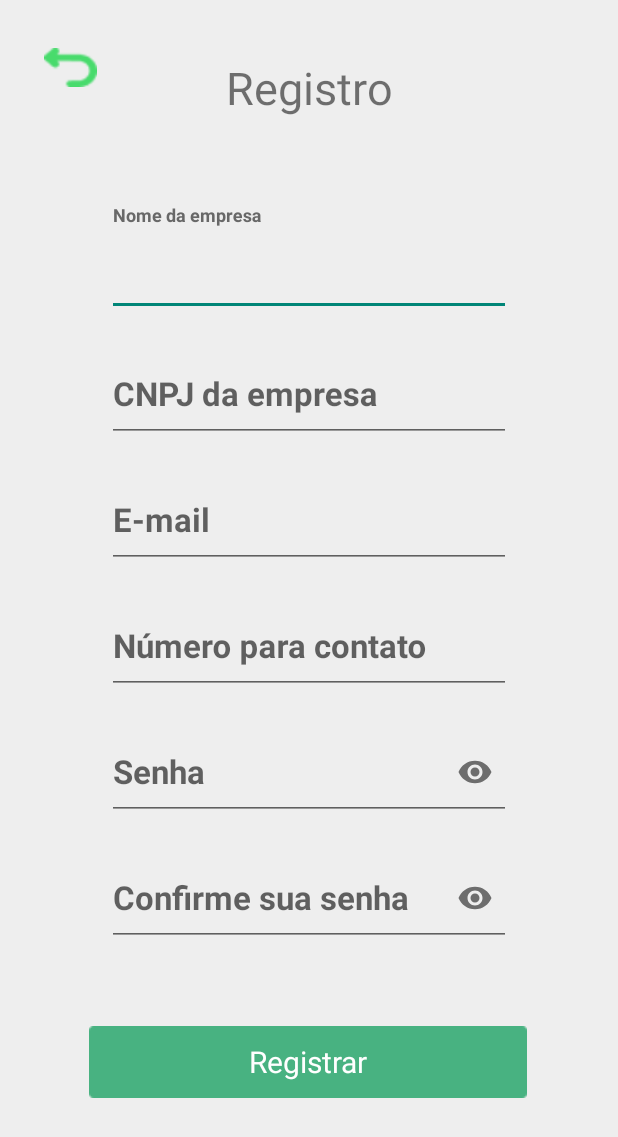
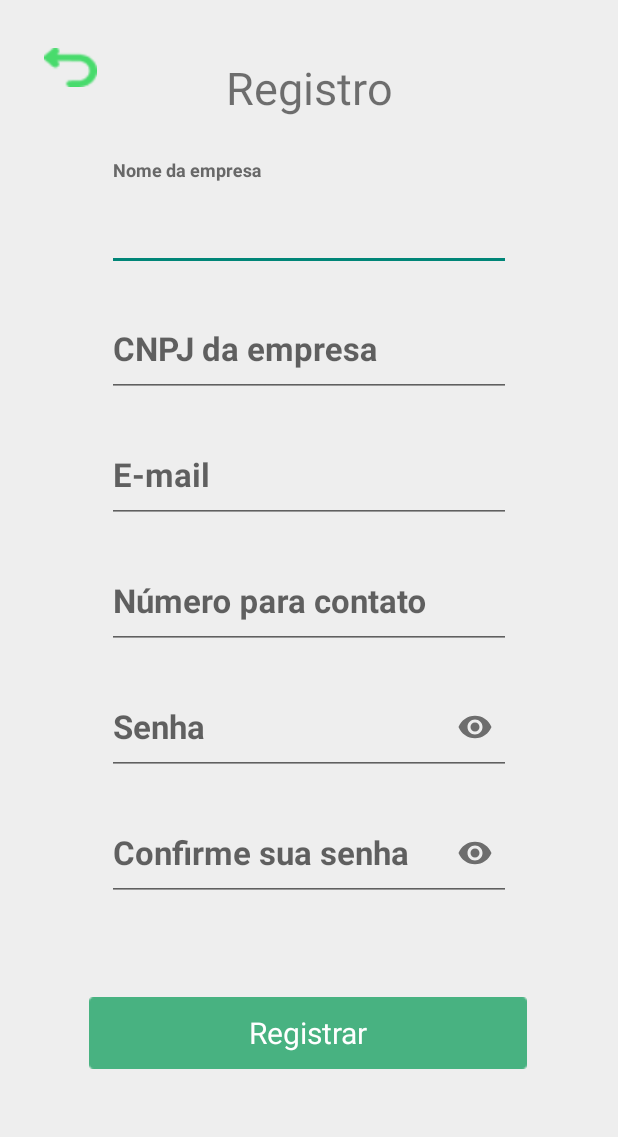
Before and after one commit to Recoope/Mobile, an Android app: the Register screen opened directly, with no data from a screen before it, on a phone screen of 412 x 824 dp. Shown: the top 1137 px of the screen. Run offline under Robolectric (Android 15) with nearby library versions, the phone set to English and light mode, and no system bars; Roboto replaces fonts that are not available here.

Commit message:
[main/fix]: Fluxo Login

```diff
--- a/app/src/main/res/layout/activity_register.xml
+++ b/app/src/main/res/layout/activity_register.xml
@@ -39,12 +39,12 @@
         android:id="@+id/companyNameLayout"
         android:layout_width="269dp"
         android:layout_height="wrap_content"
-        android:layout_marginTop="58dp"
+        android:layout_marginTop="28dp"
+        app:boxStrokeColor="@color/box_stroke_color"
+        app:hintTextColor="@color/hint_color"
         app:layout_constraintEnd_toEndOf="parent"
         app:layout_constraintStart_toStartOf="parent"
-        app:layout_constraintTop_toBottomOf="@id/textView2"
-        app:boxStrokeColor="@color/box_stroke_color"
-        app:hintTextColor="@color/hint_color">
+        app:layout_constraintTop_toBottomOf="@id/textView2">
 
 
         <com.google.android.material.textfield.TextInputEditText
```
